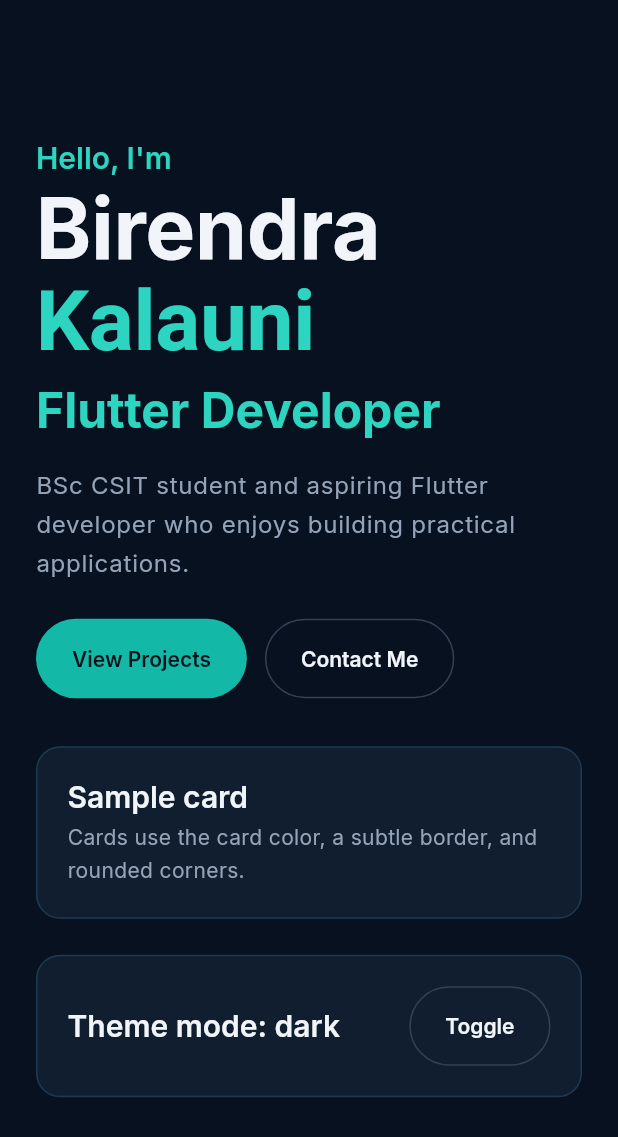
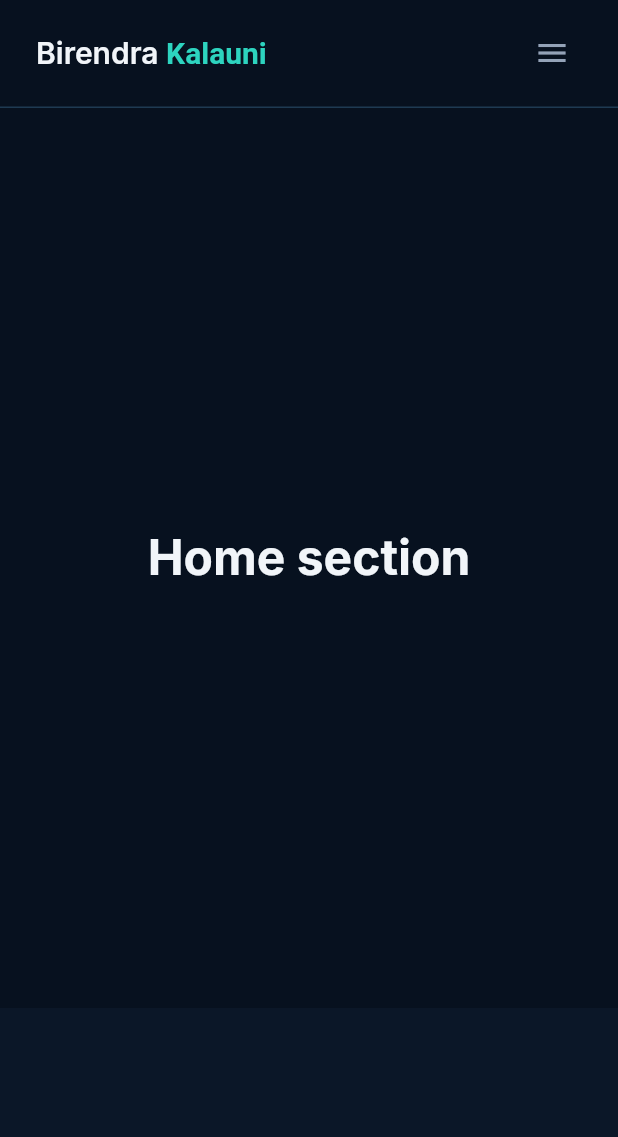
Before and after one commit to birendrakalauni/birendra-kalauni.github.io, a Flutter app: the screen it shows after launch, on a phone screen of 412 x 824 dp. Shown: the top 1137 px of the screen. Run offline on Flutter 3.47's test engine with Material 3 defaults, Android fonts, the phone set to English and light mode, and no system bars; our stand-ins replace go_router, google_fonts.

Commit message:
feat: add responsive navbar, mobile menu, section scrolling and routes

```diff
--- /dev/null
+++ b/lib/core/constants/breakpoints.dart
@@ -0,0 +1,10 @@
+class Breakpoints {
+  Breakpoints._();
+
+  static const double mobileMax = 640;
+  static const double desktopMin = 1024;
+
+  static bool isMobile(double width) => width < mobileMax;
+  static bool isTablet(double width) => width < desktopMin;
+  static bool isDesktop(double width) => width >= desktopMin;
+}
--- /dev/null
+++ b/lib/core/constants/portfolio_section.dart
@@ -0,0 +1,11 @@
+enum PortfolioSection {
+  home('Home'),
+  about("About"),
+  skills('Skills'),
+  projects('Projects'),
+  experience('Experience'),
+  contact('Contact');
+
+  const PortfolioSection(this.label);
+  final String label;
+}
--- a/lib/core/routing/app_router.dart
+++ b/lib/core/routing/app_router.dart
@@ -1,10 +1,41 @@
 import 'package:birendra_portfolio/screens/home_screen.dart';
+import 'package:birendra_portfolio/screens/project_detail_screen.dart';
+import 'package:flutter/material.dart';
 import 'package:go_router/go_router.dart';
 
 final GoRouter appRouter = GoRouter(
   initialLocation: '/',
   routes: [
-    GoRoute(path: '/', name: 'home', builder: (context, state) =>const HomeScreen()),
-
+    GoRoute(
+      path: '/',
+      name: 'home',
+      builder: (context, state) => const HomeScreen(),
+    ),
+    GoRoute(
+      path: '/projects/:slug',
+      name: 'project-detail',
+      builder: (context, state) {
+        final slug = state.pathParameters['slug']!;
+        return ProjectDetailScreen(slug: slug);
+      },
+    ),
   ],
+  errorBuilder: (context, state) => Scaffold(
+    body: Center(
+      child: Column(
+        mainAxisSize: MainAxisSize.min,
+        children: [
+          Text(
+            'Page not found',
+            style: Theme.of(context).textTheme.headlineMedium,
+          ),
+          const SizedBox(height: 16),
+          FilledButton(
+            onPressed: () => context.go('/'),
+            child: const Text('Back to home'),
+          ),
+        ],
+      ),
+    ),
+  ),
 );
--- a/lib/main.dart
+++ b/lib/main.dart
@@ -1,6 +1,8 @@
 import 'package:birendra_portfolio/app.dart';
 import 'package:flutter/material.dart';
+import 'package:flutter_web_plugins/url_strategy.dart';
 
 void main() {
+  usePathUrlStrategy();
   runApp(const PortfolioApp());
 }
--- a/lib/screens/home_screen.dart
+++ b/lib/screens/home_screen.dart
@@ -1,9 +1,32 @@
 import 'package:birendra_portfolio/core/constants/app_colors.dart';
-import 'package:birendra_portfolio/widgets/theme_mode_demo.dart';
+import 'package:birendra_portfolio/core/constants/portfolio_section.dart';
+import 'package:birendra_portfolio/widgets/mobile_menu.dart';
+import 'package:birendra_portfolio/widgets/navbar.dart';
 import 'package:flutter/material.dart';
+import 'package:go_router/go_router.dart';
 
-class HomeScreen extends StatelessWidget {
+class HomeScreen extends StatefulWidget {
   const HomeScreen({super.key});
+
+  @override
+  State<HomeScreen> createState() => _HomeScreenState();
+}
+
+class _HomeScreenState extends State<HomeScreen> {
+  final Map<PortfolioSection, GlobalKey> _sectionKeys = {
+    for (final section in PortfolioSection.values) section: GlobalKey(),
+  };
+
+  void _scrollToSection(PortfolioSection section) {
+    final sectionContext = _sectionKeys[section]?.currentContext;
+    if (sectionContext == null) return;
+
+    Scrollable.ensureVisible(
+      sectionContext,
+      duration: const Duration(milliseconds: 600),
+      curve: Curves.easeInOut,
+    );
+  }
 
   @override
   Widget build(BuildContext context) {
@@ -11,93 +34,48 @@
     final textTheme = theme.textTheme;
 
     return Scaffold(
-      body: Center(
-        child: SingleChildScrollView(
-          padding: EdgeInsets.all(24),
-          child: ConstrainedBox(
-            constraints: BoxConstraints(maxWidth: 640),
-            child: Column(
-              mainAxisSize: MainAxisSize.min,
-              crossAxisAlignment: CrossAxisAlignment.start,
-              children: [
-                Text(
-                  'Hello, I\'m',
-                  style: textTheme.titleLarge?.copyWith(
-                    color: AppColors.accent,
-                  ),
-                ),
-                const SizedBox(height: 4),
-                Text.rich(
-                  TextSpan(
-                    text: 'Birendra ',
-                    children: [
-                      TextSpan(
-                        text: 'Kalauni',
-                        style: TextStyle(color: AppColors.accent),
-                      ),
-                    ],
-                  ),
-                  style: textTheme.displayLarge,
-                ),
-                const SizedBox(height: 8),
-                Text(
-                  'Flutter Developer',
-                  style: textTheme.headlineMedium?.copyWith(
-                    color: AppColors.accent,
-                  ),
-                ),
-                const SizedBox(height: 16),
-                Text(
-                  'BSc CSIT student and aspiring Flutter developer who enjoys '
-                  'building practical applications.',
-                  style: textTheme.bodyLarge?.copyWith(
-                    color: theme.colorScheme.onSurfaceVariant,
-                  ),
-                ),
-                const SizedBox(height: 24),
-                Wrap(
-                  spacing: 12,
-                  runSpacing: 12,
-                  children: [
-                    FilledButton(
-                      onPressed: () {},
-                      child: const Text('View Projects'),
-                    ),
-                    OutlinedButton(
-                      onPressed: () {},
-                      child: const Text('Contact Me'),
-                    ),
-                  ],
-                ),
-                const SizedBox(height: 32,),
-                Container(
-                  width: double.infinity,
-                  padding: const EdgeInsets.all(20),
-                  decoration: BoxDecoration(
-                    color: AppColors.card,
-                    borderRadius: BorderRadius.circular(16),
-                    border: Border.all(color: AppColors.border),
-                  ),
-                  child: Column(
-                    crossAxisAlignment: CrossAxisAlignment.start,
-                    children: [
-                      Text('Sample card',
-                      style: textTheme.titleLarge,),
-                      const SizedBox(height: 4,),
-                      Text('Cards use the card color, a subtle border, and rounded corners.',
-                      style: textTheme.bodyMedium?.copyWith(
-                        color: theme.colorScheme.onSurfaceVariant,
-                      ),)
-                    ],
-                  ),
-                ),
-                const SizedBox(height: 24,),
-                const ThemeModeDemo(),
-              ],
-            ),
-          ),
+      appBar: Navbar(onItemSelected: _scrollToSection),
+      endDrawer: MobileMenu(onItemSelected: _scrollToSection),
+      body: SingleChildScrollView(
+        child: Column(
+          children: [
+            for (final section in PortfolioSection.values)
+              _PlaceholderSection(key: _sectionKeys[section], section: section),
+          ],
         ),
       ),
     );
   }
 }
+
+class _PlaceholderSection extends StatelessWidget {
+  const _PlaceholderSection({super.key, required this.section});
+
+  final PortfolioSection section;
+
+  @override
+  Widget build(BuildContext context) {
+    return Container(
+      width: double.infinity,
+      constraints: const BoxConstraints(minHeight: 600),
+      color: section.index.isEven ? AppColors.background : AppColors.surface,
+      alignment: Alignment.center,
+      child: Column(
+        mainAxisSize: MainAxisSize.min,
+        children: [
+          Text(
+            '${section.label} section',
+            style: Theme.of(context).textTheme.headlineMedium,
+          ),
+          if (section == PortfolioSection.projects) ...[
+            const SizedBox(height: 16),
+            FilledButton(
+              onPressed: () => context.go('/projects/ride-together'),
+              child: const Text('Open sample project page'),
+            ),
+          ],
+        ],
+      ),
+    );
+  }
+}
--- /dev/null
+++ b/lib/screens/project_detail_screen.dart
@@ -0,0 +1,25 @@
+import 'package:flutter/material.dart';
+import 'package:go_router/go_router.dart';
+
+class ProjectDetailScreen extends StatelessWidget {
+  const ProjectDetailScreen({super.key, required this.slug});
+
+  final String slug;
+
+  @override
+  Widget build(BuildContext context) {
+    return Scaffold(
+      appBar: AppBar(
+        leading: IconButton(
+          tooltip: 'Back to home',
+          onPressed: () => context.go('/'),
+          icon: const Icon(Icons.arrow_back),
+        ),
+        title: Text('Project:  $slug'),
+      ),
+      body: const Center(
+        child: Text('Project detail page (placeholder)'),
+      ),
+    );
+  }
+}
--- /dev/null
+++ b/lib/widgets/mobile_menu.dart
@@ -0,0 +1,38 @@
+import 'package:birendra_portfolio/core/constants/app_colors.dart';
+import 'package:birendra_portfolio/core/constants/portfolio_section.dart';
+import 'package:flutter/material.dart';
+
+class MobileMenu extends StatelessWidget {
+  const MobileMenu({super.key, required this.onItemSelected});
+
+  final ValueChanged<PortfolioSection> onItemSelected;
+  @override
+  Widget build(BuildContext context) {
+    return Drawer(
+      backgroundColor: AppColors.surface,
+      child: SafeArea(
+        child: Column(
+          crossAxisAlignment: CrossAxisAlignment.start,
+          children: [
+            Padding(
+              padding: const EdgeInsets.fromLTRB(24, 24, 24, 16),
+              child: Text(
+                'Menu',
+                style: Theme.of(context).textTheme.titleLarge,
+              ),
+            ),
+            const Divider(),
+            for (final section in PortfolioSection.values)
+              ListTile(
+                title: Text(section.label),
+                onTap: () {
+                  Scaffold.of(context).closeEndDrawer();
+                  onItemSelected(section);
+                },
+              ),
+          ],
+        ),
+      ),
+    );
+  }
+}
--- /dev/null
+++ b/lib/widgets/navbar.dart
@@ -0,0 +1,87 @@
+import 'package:birendra_portfolio/core/constants/app_colors.dart';
+import 'package:birendra_portfolio/core/constants/breakpoints.dart';
+import 'package:birendra_portfolio/core/constants/portfolio_section.dart';
+import 'package:birendra_portfolio/widgets/responsive_container.dart';
+import 'package:flutter/material.dart';
+
+class Navbar extends StatelessWidget implements PreferredSizeWidget {
+  const Navbar({super.key, required this.onItemSelected});
+
+  final ValueChanged<PortfolioSection> onItemSelected;
+
+  static const double height = 72;
+
+  Size get preferredSize => const Size.fromHeight(height);
+
+  @override
+  Widget build(BuildContext context) {
+    final textTheme = Theme.of(context).textTheme;
+
+    return LayoutBuilder(
+      builder: (context, constraints) {
+        final isDesktop = Breakpoints.isDesktop(constraints.maxWidth);
+
+        return Container(
+          height: height,
+          decoration: const BoxDecoration(
+            color: AppColors.background,
+            border: Border(bottom: BorderSide(color: AppColors.border)),
+          ),
+          child: ResponsiveContainer(
+            child: Row(
+              children: [
+                _Logo(onTap: () => onItemSelected(PortfolioSection.home)),
+                const Spacer(),
+                if (isDesktop)
+                  for (final section in PortfolioSection.values)
+                    Padding(
+                      padding: const EdgeInsets.only(left: 4),
+                      child: TextButton(
+                        onPressed: () => onItemSelected(section),
+                        style: TextButton.styleFrom(
+                          foregroundColor: AppColors.textSecondary,
+                          textStyle: textTheme.labelLarge,
+                        ),
+                        child: Text(section.label),
+                      ),
+                    )
+                    else
+                    IconButton( tooltip: 'Open menu',
+                      onPressed: () => Scaffold.of(context).openEndDrawer(), icon: const Icon(Icons.menu))
+              ],
+            ),
+          ),
+        );
+      },
+    );
+  }
+}
+
+class _Logo extends StatelessWidget {
+  const _Logo({super.key, required this.onTap});
+
+  final VoidCallback onTap;
+
+  @override
+  Widget build(BuildContext context) {
+    return InkWell(
+      onTap: onTap,
+      borderRadius: BorderRadius.circular(8),
+      child: Padding(
+        padding: const EdgeInsets.symmetric(horizontal: 4, vertical: 8),
+        child: Text.rich(
+          const TextSpan(
+            text: 'Birendra ',
+            children: [
+              TextSpan(
+                text: 'Kalauni',
+                style: TextStyle(color: AppColors.accent),
+              ),
+            ],
+          ),
+          style: Theme.of(context).textTheme.titleLarge,
+        ),
+      ),
+    );
+  }
+}
--- /dev/null
+++ b/lib/widgets/responsive_container.dart
@@ -0,0 +1,34 @@
+import 'package:birendra_portfolio/core/constants/breakpoints.dart';
+import 'package:flutter/material.dart';
+
+class ResponsiveContainer extends StatelessWidget {
+  const ResponsiveContainer({super.key, required this.child});
+
+  final Widget child;
+
+  static const double maxContentWidth = 1200;
+
+  @override
+  Widget build(BuildContext context) {
+    return LayoutBuilder(
+      builder: (context, constraints) {
+        final width = constraints.maxWidth;
+        final horizontalPadding = Breakpoints.isMobile(width)
+            ? 20.0
+            : Breakpoints.isTablet(width)
+            ? 32.0
+            : 48.0;
+
+        return Center(
+          child: ConstrainedBox(
+            constraints: const BoxConstraints(maxWidth: maxContentWidth),
+            child: Padding(
+              padding: EdgeInsets.symmetric(horizontal: horizontalPadding),
+              child: child,
+            ),
+          ),
+        );
+      },
+    );
+  }
+}
--- a/lib/widgets/theme_mode_demo.dart
+++ /dev/null
@@ -1,38 +0,0 @@
-import 'package:birendra_portfolio/core/constants/app_colors.dart';
-import 'package:birendra_portfolio/providers/theme_provider.dart';
-import 'package:flutter/material.dart';
-import 'package:provider/provider.dart';
-
-class ThemeModeDemo extends StatelessWidget {
-  const ThemeModeDemo({super.key});
-
-  @override
-  Widget build(BuildContext context) {
-    final themeMode = context.watch<ThemeProvider>().themeMode;
-
-    return Container(
-      width: double.infinity,
-      padding: const EdgeInsets.all(20),
-      decoration: BoxDecoration(
-        color: AppColors.card,
-        borderRadius: BorderRadius.circular(16),
-        border: Border.all(color: AppColors.border),
-      ),
-      child: Row(
-        children: [
-          Expanded(
-            child: Text(
-              'Theme mode: ${themeMode.name}',
-              style: Theme.of(context).textTheme.titleLarge,
-            ),
-          ),
-          const SizedBox(width: 12),
-          OutlinedButton(
-            onPressed: () => context.read<ThemeProvider>().toggleTheme(),
-            child: const Text('Toggle'),
-          ),
-        ],
-      ),
-    );
-  }
-}
--- a/pubspec.yaml
+++ b/pubspec.yaml
@@ -29,6 +29,8 @@
 # versions available, run `flutter pub outdated`.
 dependencies:
   flutter:
+    sdk: flutter
+  flutter_web_plugins:
     sdk: flutter
 
   # The following adds the Cupertino Icons font to your application.
```
Also changed, not shown: pubspec.lock, 1 other file.
